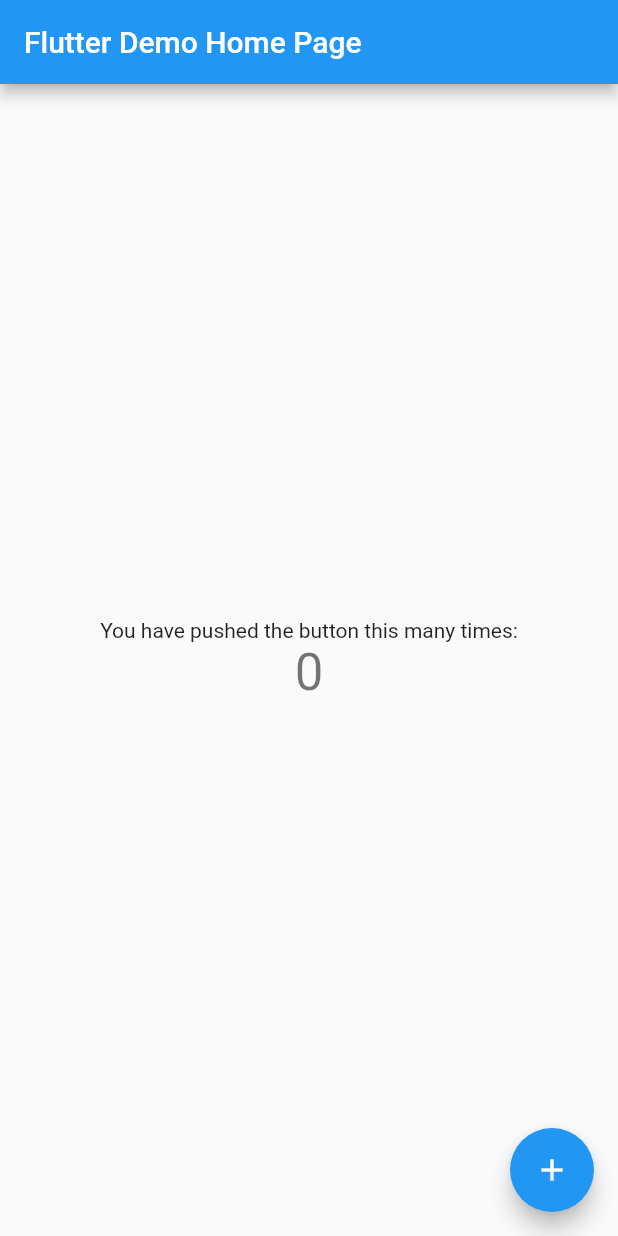
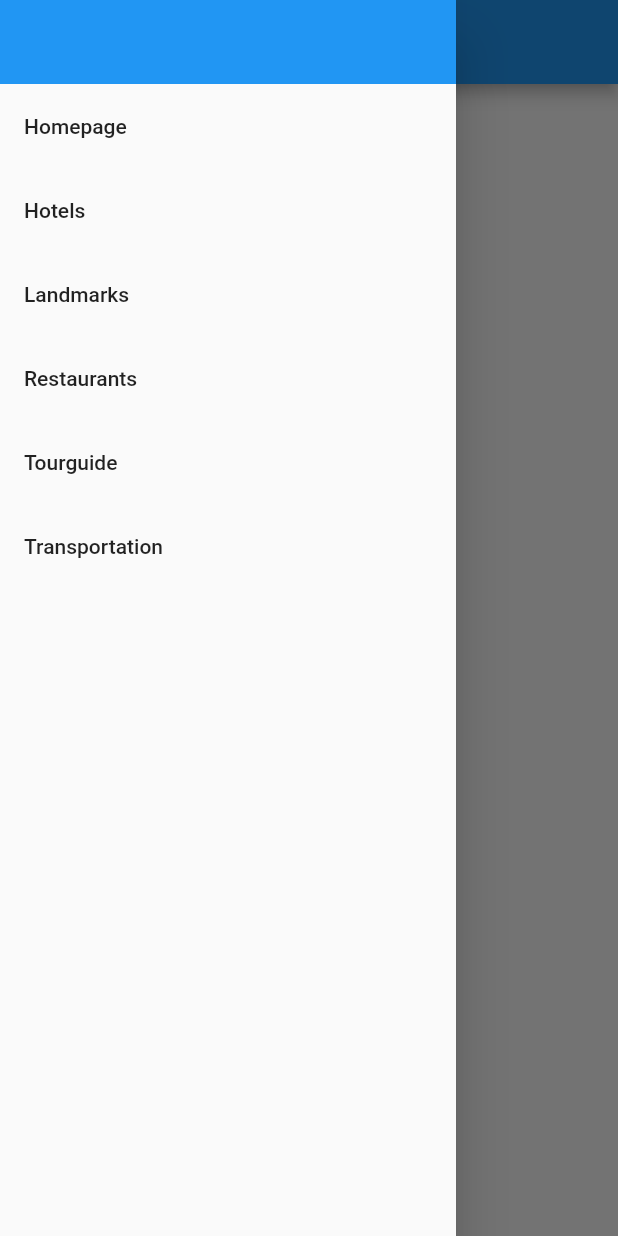
Before and after one commit to mhmmd-attar/mid_tourism_mobile, a Flutter app: the screen it shows after launch, with the side drawer open (before the commit the screen has no drawer), on a phone screen of 412 x 824 dp. Run offline on Flutter 3.47's test engine with Material 2 defaults, Android fonts, the phone set to English and light mode, and no system bars.

Commit message:
making structural layout of all pages

```diff
--- /dev/null
+++ b/lib/drawer.dart
@@ -0,0 +1,83 @@
+import 'package:flutter/material.dart';
+import 'package:mid_tourism_mobile/main.dart';
+import 'package:mid_tourism_mobile/pages/hotel/hotel.dart';
+import 'package:mid_tourism_mobile/pages/landmark/landmark.dart';
+import 'package:mid_tourism_mobile/pages/restaurant/restaurant.dart';
+import 'package:mid_tourism_mobile/pages/tourguide/tourguide.dart';
+import 'package:mid_tourism_mobile/pages/transportation/transport.dart';
+
+class drawerapp extends StatelessWidget {
+  const drawerapp({super.key});
+
+  @override
+  Widget build(BuildContext context) {
+    return Drawer(
+      child: Column(
+        children: [
+          Ink(
+            color: Colors.blue,
+            child: const ListTile(
+              title: Text(''),
+            ),
+          ),
+          ListTile(
+            title: const Text('Homepage'),
+            onTap: () {
+              Navigator.pushReplacement(
+                context,
+                MaterialPageRoute(
+                    builder: (context) => const MyHomePage(title: 'Homepage')),
+              );
+            },
+          ),
+          ListTile(
+            title: const Text('Hotels'),
+            onTap: () {
+              Navigator.pushReplacement(
+                context,
+                MaterialPageRoute(
+                    builder: (context) => const HotelPage()),
+              );
+            },
+          ),
+          ListTile(
+            title: const Text('Landmarks'),
+            onTap: () {
+              Navigator.pushReplacement(
+                context,
+                MaterialPageRoute(builder: (context) => const LandmarkPage()),
+              );
+            },
+          ),
+          ListTile(
+            title: const Text('Restaurants'),
+            onTap: () {
+              Navigator.pushReplacement(
+                context,
+                MaterialPageRoute(builder: (context) => const RestaurantPage()),
+              );
+            },
+          ),
+          ListTile(
+            title: const Text('Tourguide'),
+            onTap: () {
+              Navigator.pushReplacement(
+                context,
+                MaterialPageRoute(builder: (context) => const TourguidePage()),
+              );
+            },
+          ),
+          ListTile(
+            title: const Text('Transportation'),
+            onTap: () {
+              Navigator.pushReplacement(
+                context,
+                MaterialPageRoute(builder: (context) => const TransportPage()),
+              );
+            },
+          ),
+        ],
+      ),
+    );
+  }
+}
--- a/lib/main.dart
+++ b/lib/main.dart
@@ -1,4 +1,5 @@
 import 'package:flutter/material.dart';
+import 'package:mid_tourism_mobile/drawer.dart';
 
 void main() {
   runApp(const MyApp());
@@ -11,7 +12,7 @@
   @override
   Widget build(BuildContext context) {
     return MaterialApp(
-      title: 'Flutter Demo',
+      title: 'Homepage',
       theme: ThemeData(
         // This is the theme of your application.
         //
@@ -24,7 +25,7 @@
         // is not restarted.
         primarySwatch: Colors.blue,
       ),
-      home: const MyHomePage(title: 'Flutter Demo Home Page'),
+      home: const MyHomePage(title: 'Homepage'),
     );
   }
 }
@@ -48,19 +49,6 @@
 }
 
 class _MyHomePageState extends State<MyHomePage> {
-  int _counter = 0;
-
-  void _incrementCounter() {
-    setState(() {
-      // This call to setState tells the Flutter framework that something has
-      // changed in this State, which causes it to rerun the build method below
-      // so that the display can reflect the updated values. If we changed
-      // _counter without calling setState(), then the build method would not be
-      // called again, and so nothing would appear to happen.
-      _counter++;
-    });
-  }
-
   @override
   Widget build(BuildContext context) {
     // This method is rerun every time setState is called, for instance as done
@@ -75,41 +63,12 @@
         // the App.build method, and use it to set our appbar title.
         title: Text(widget.title),
       ),
-      body: Center(
-        // Center is a layout widget. It takes a single child and positions it
-        // in the middle of the parent.
-        child: Column(
-          // Column is also a layout widget. It takes a list of children and
-          // arranges them vertically. By default, it sizes itself to fit its
-          // children horizontally, and tries to be as tall as its parent.
-          //
-          // Invoke "debug painting" (press "p" in the console, choose the
-          // "Toggle Debug Paint" action from the Flutter Inspector in Android
-          // Studio, or the "Toggle Debug Paint" command in Visual Studio Code)
-          // to see the wireframe for each widget.
-          //
-          // Column has various properties to control how it sizes itself and
-          // how it positions its children. Here we use mainAxisAlignment to
-          // center the children vertically; the main axis here is the vertical
-          // axis because Columns are vertical (the cross axis would be
-          // horizontal).
-          mainAxisAlignment: MainAxisAlignment.center,
-          children: <Widget>[
-            const Text(
-              'You have pushed the button this many times:',
-            ),
-            Text(
-              '$_counter',
-              style: Theme.of(context).textTheme.headline4,
-            ),
-          ],
+      drawer: const drawerapp(),
+      body: const Center(
+        child: Text(
+          "something"
         ),
       ),
-      floatingActionButton: FloatingActionButton(
-        onPressed: _incrementCounter,
-        tooltip: 'Increment',
-        child: const Icon(Icons.add),
-      ), // This trailing comma makes auto-formatting nicer for build methods.
-    );
+    ); // This trailing comma makes auto-formatting nicer for build methods
   }
 }
```
Also changed, not shown: lib/pages/hotel/hotel.dart (added, +34 -0 lines), lib/pages/hotel/hotelform.dart (added, +26 -0 lines), lib/pages/hotel/room.dart (added, +34 -0 lines), lib/pages/hotel/roomform.dart (added, +26 -0 lines), lib/pages/landmark/landmark.dart (added, +34 -0 lines), lib/pages/landmark/landmarkform.dart (added, +26 -0 lines), lib/pages/restaurant/restaurant.dart (added, +34 -0 lines), lib/pages/restaurant/restaurantform.dart (added, +26 -0 lines), lib/pages/tourguide/tourguide.dart (added, +34 -0 lines), lib/pages/tourguide/tourguideform.dart (added, +26 -0 lines), lib/pages/transportation/transport.dart (added, +34 -0 lines), lib/pages/transportation/transportform.dart (added, +26 -0 lines), lib/models/hotelModel.dart (added), lib/models/landmarkModel.dart (added), 4 more files.
